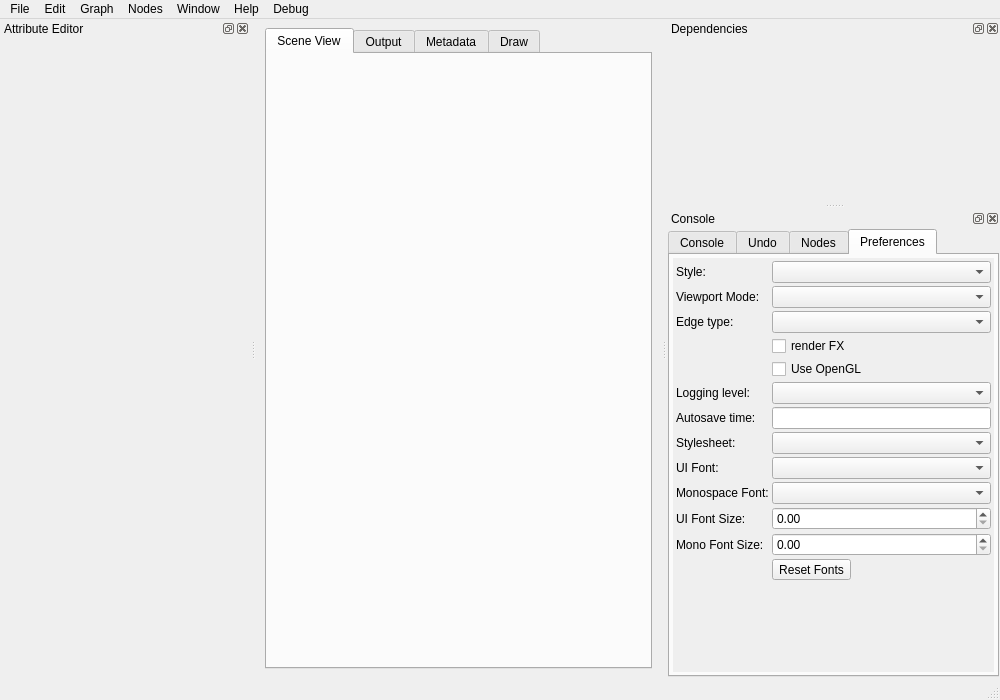
This is ui/SceneGraph.ui in mfessenden/SceneGraph as Qt 5 draws it before an edit. The edited form follows.
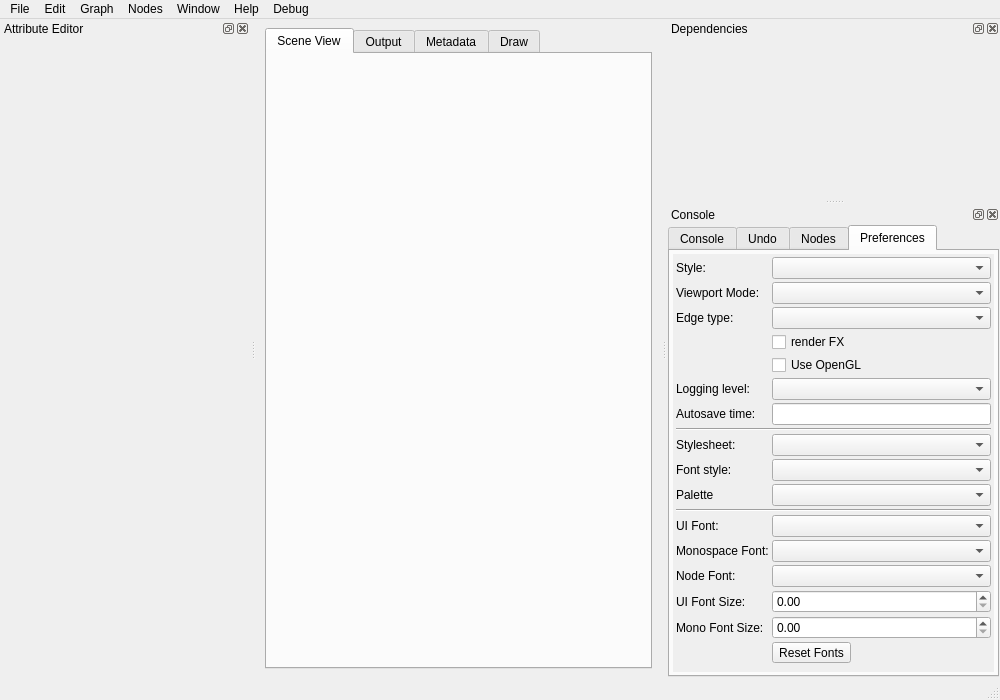
This is the edited form. The open tabs and pages were chosen to show the change. Icons and pictures are not drawn.

Commit message: - stylesheet updates to conform closer to Maya 2016 flat style

Patch:
```diff
--- a/ui/SceneGraph.ui
+++ b/ui/SceneGraph.ui
@@ -320,8 +320,8 @@
          <rect>
           <x>0</x>
           <y>0</y>
-          <width>377</width>
-          <height>125</height>
+          <width>323</width>
+          <height>166</height>
          </rect>
         </property>
         <layout class="QVBoxLayout" name="sceneScrollAreaLayout">
@@ -766,8 +766,8 @@
              <rect>
               <x>0</x>
               <y>0</y>
-              <width>371</width>
-              <height>421</height>
+              <width>317</width>
+              <height>415</height>
              </rect>
             </property>
             <layout class="QFormLayout" name="preferencesScrollAreaLayout">
@@ -847,57 +847,74 @@
              <item row="6" column="1">
               <widget class="QLineEdit" name="autosave_time_edit"/>
              </item>
-             <item row="7" column="0">
+             <item row="8" column="0">
               <widget class="QLabel" name="stylesheet_label">
                <property name="text">
                 <string>Stylesheet:</string>
                </property>
               </widget>
              </item>
-             <item row="7" column="1">
+             <item row="8" column="1">
               <widget class="QComboBox" name="stylesheet_menu"/>
              </item>
-             <item row="8" column="0">
+             <item row="11" column="0" colspan="2">
+              <widget class="Line" name="hline1">
+               <property name="orientation">
+                <enum>Qt::Horizontal</enum>
+               </property>
+              </widget>
+             </item>
+             <item row="12" column="0">
               <widget class="QLabel" name="ui_font_label">
                <property name="text">
                 <string>UI Font:</string>
                </property>
               </widget>
              </item>
-             <item row="8" column="1">
+             <item row="12" column="1">
               <widget class="QComboBox" name="ui_font_menu"/>
              </item>
-             <item row="9" column="0">
+             <item row="13" column="0">
               <widget class="QLabel" name="mono_font_label">
                <property name="text">
                 <string>Monospace Font:</string>
                </property>
               </widget>
              </item>
-             <item row="9" column="1">
+             <item row="13" column="1">
               <widget class="QComboBox" name="mono_font_menu"/>
              </item>
-             <item row="10" column="0">
+             <item row="14" column="0">
+              <widget class="QLabel" name="node_font_label">
+               <property name="text">
+                <string>Node Font:</string>
+               </property>
+              </widget>
+             </item>
+             <item row="14" column="1">
+              <widget class="QComboBox" name="node_font_menu"/>
+             </item>
+             <item row="15" column="0">
               <widget class="QLabel" name="ui_fontsize_label">
                <property name="text">
                 <string>UI Font Size:</string>
                </property>
               </widget>
              </item>
-             <item row="10" column="1">
+             <item row="15" column="1">
               <widget class="QDoubleSpinBox" name="ui_fontsize_spinbox"/>
              </item>
-             <item row="12" column="0">
+             <item row="17" column="0">
               <widget class="QLabel" name="mono_fontsize_label">
                <property name="text">
                 <string>Mono Font Size:</string>
                </property>
               </widget>
              </item>
-             <item row="12" column="1">
+             <item row="17" column="1">
               <widget class="QDoubleSpinBox" name="mono_fontsize_spinbox"/>
              </item>
-             <item row="13" column="1">
+             <item row="18" column="1">
               <widget class="QToolButton" name="button_reset_fonts">
                <property name="text">
                 <string>Reset Fonts</string>
@@ -907,6 +924,33 @@
                </property>
               </widget>
              </item>
+             <item row="7" column="0" colspan="2">
+              <widget class="Line" name="hline2">
+               <property name="orientation">
+                <enum>Qt::Horizontal</enum>
+               </property>
+              </widget>
+             </item>
+             <item row="9" column="0">
+              <widget class="QLabel" name="font_style_label">
+               <property name="text">
+                <string>Font style:</string>
+               </property>
+              </widget>
+             </item>
+             <item row="9" column="1">
+              <widget class="QComboBox" name="font_style_menu"/>
+             </item>
+             <item row="10" column="0">
+              <widget class="QLabel" name="palette_style_label">
+               <property name="text">
+                <string>Palette</string>
+               </property>
+              </widget>
+             </item>
+             <item row="10" column="1">
+              <widget class="QComboBox" name="palette_style_menu"/>
+             </item>
             </layout>
            </widget>
           </widget>
```
Left out of the diff: 14 changed lines with no effect on the pictures. The commit also changes 7 other files.
